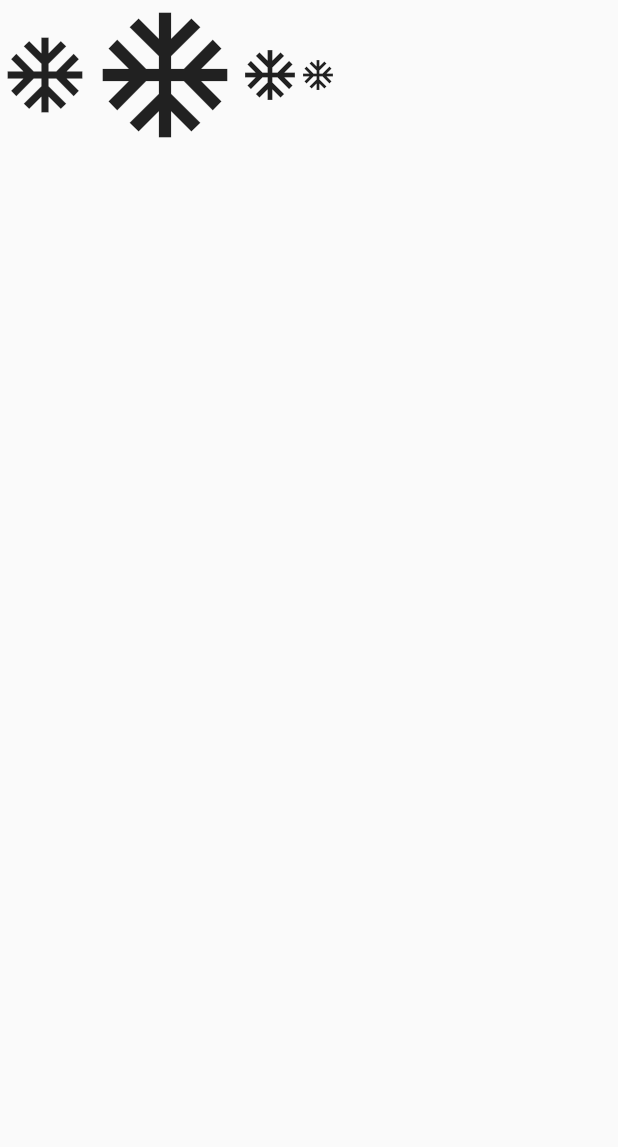
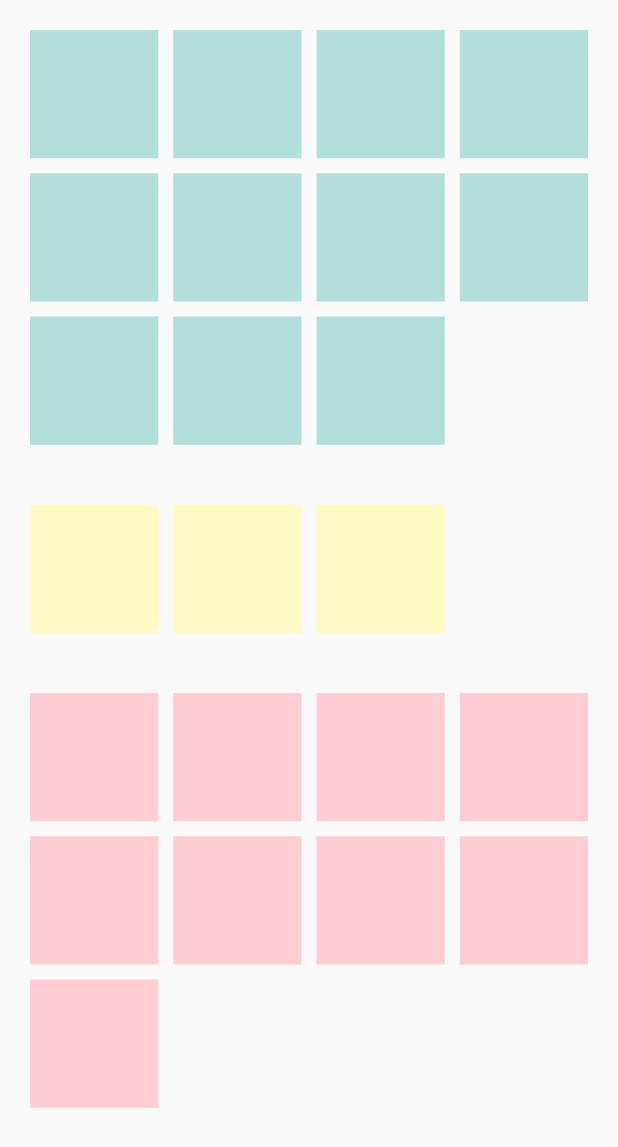
Before and after one commit to TatianaBelova/FlutterExamples, a Flutter app: the screen it shows after launch, on a phone screen of 412 x 824 dp. Shown: the top 1147 px of the screen. Run offline on Flutter 3.47's test engine with Material 2 defaults, Android fonts, the phone set to English and light mode, and no system bars.

```diff
--- a/lib/simpleWidgets.dart
+++ b/lib/simpleWidgets.dart
@@ -1,14 +1,18 @@
+import 'dart:io';
+import 'dart:math';
 import 'dart:typed_data';
 
 import 'package:flutter/cupertino.dart';
 import 'package:flutter/material.dart';
+import 'package:flutter/widgets.dart';
 import 'package:my_flutter_note/res/colors.dart';
 import 'package:my_flutter_note/res/strings.dart';
+import 'dart:math';
 
 class SimpleWidgets extends StatelessWidget {
   @override
   Widget build(BuildContext context) {
-    return _row();
+    return _threeList();
   }
 
   ListView _listViewBuilder() {
@@ -97,6 +101,52 @@ class SimpleWidgets extends StatelessWidget {
         Icon(Icons.ac_unit)
       ],
     );
+  }
+
+  Widget _threeList() {
+    final random = Random();
+
+    return ListView(children: [
+      GridView.count(
+        physics: NeverScrollableScrollPhysics(),
+        shrinkWrap: true,
+        padding: const EdgeInsets.all(20),
+        crossAxisSpacing: 10,
+        mainAxisSpacing: 10,
+        crossAxisCount: 4,
+        children: List.generate(
+            random.nextInt(15) + 1,
+            (_) => Container(
+                  color: Colors.teal[100],
+                )),
+      ),
+      GridView.count(
+        physics: NeverScrollableScrollPhysics(),
+        shrinkWrap: true,
+        padding: const EdgeInsets.all(20),
+        crossAxisSpacing: 10,
+        mainAxisSpacing: 10,
+        crossAxisCount: 4,
+        children: List.generate(
+            random.nextInt(15) + 1,
+            (_) => Container(
+                  color: Colors.yellow[100],
+                )),
+      ),
+      GridView.count(
+        physics: NeverScrollableScrollPhysics(),
+        shrinkWrap: true,
+        padding: const EdgeInsets.all(20),
+        crossAxisSpacing: 10,
+        mainAxisSpacing: 10,
+        crossAxisCount: 4,
+        children: List.generate(
+            random.nextInt(15) + 1,
+            (_) => Container(
+                  color: Colors.red[100],
+                )),
+      )
+    ]);
   }
 }
 
@@ -215,3 +265,23 @@ class ToyotaCar {
 //    return newDateFormat.format(rawDateTime);
 //  }
 //}
+
+
+//проверить этот пример!
+Future<String> printDailyNews() async {
+  File file = File('dailyNewsDigest.txt');
+  String content = await file.readAsString();
+  return content;
+}
+
+Widget newsWidget() {
+  return FutureBuilder(
+    builder: (context, snapshot) {
+      if (snapshot.hasData == null) {
+        return Container();
+      }
+      return Text(snapshot.data);
+    },
+    future: printDailyNews(),
+  );
+}
```
